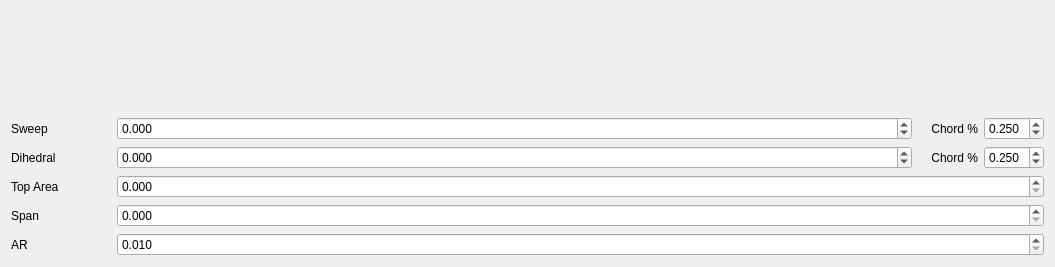
Before: the Qt Designer form TIGLViewer/src/modificators/ModificatorWingWidget.ui in DLR-SC/tigl, drawn with Qt 5.
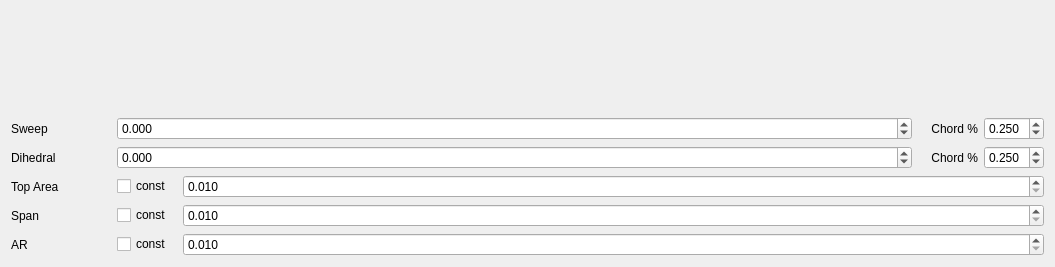
After: the same form once the commit is applied. Custom widgets are drawn as their Qt base class.

Commit message: GUI set AR

```diff
--- a/TIGLViewer/src/modificators/ModificatorWingWidget.ui
+++ b/TIGLViewer/src/modificators/ModificatorWingWidget.ui
@@ -295,6 +295,19 @@
        </property>
       </widget>
      </item>
+     <item>
+      <widget class="QCheckBox" name="checkBoxIsAreaConstant">
+       <property name="maximumSize">
+        <size>
+         <width>60</width>
+         <height>16777215</height>
+        </size>
+       </property>
+       <property name="text">
+        <string>const</string>
+       </property>
+      </widget>
+     </item>
      <item>
       <widget class="QDoubleSpinBox" name="spinBoxArea">
        <property name="keyboardTracking">
@@ -304,7 +317,7 @@
         <number>3</number>
        </property>
        <property name="minimum">
-        <double>0.000000000000000</double>
+        <double>0.010000000000000</double>
        </property>
        <property name="maximum">
         <double>99999999999999998278261272554585856747747644714015897553975120217811154108416.000000000000000</double>
@@ -340,11 +353,27 @@
        </property>
       </widget>
      </item>
+     <item>
+      <widget class="QCheckBox" name="checkBoxIsSpanConstant">
+       <property name="maximumSize">
+        <size>
+         <width>60</width>
+         <height>16777215</height>
+        </size>
+       </property>
+       <property name="text">
+        <string>const</string>
+       </property>
+      </widget>
+     </item>
      <item>
       <widget class="QDoubleSpinBox" name="spinBoxSpan">
        <property name="decimals">
         <number>3</number>
        </property>
+       <property name="minimum">
+        <double>0.010000000000000</double>
+       </property>
        <property name="maximum">
         <double>99999999999999998278261272554585856747747644714015897553975120217811154108416.000000000000000</double>
        </property>
@@ -379,6 +408,19 @@
        </property>
       </widget>
      </item>
+     <item>
+      <widget class="QCheckBox" name="checkBoxIsARConstant">
+       <property name="maximumSize">
+        <size>
+         <width>60</width>
+         <height>16777215</height>
+        </size>
+       </property>
+       <property name="text">
+        <string>const</string>
+       </property>
+      </widget>
+     </item>
      <item>
       <widget class="QDoubleSpinBox" name="spinBoxAR">
        <property name="decimals">
```
The commit also changes 2 other files.
